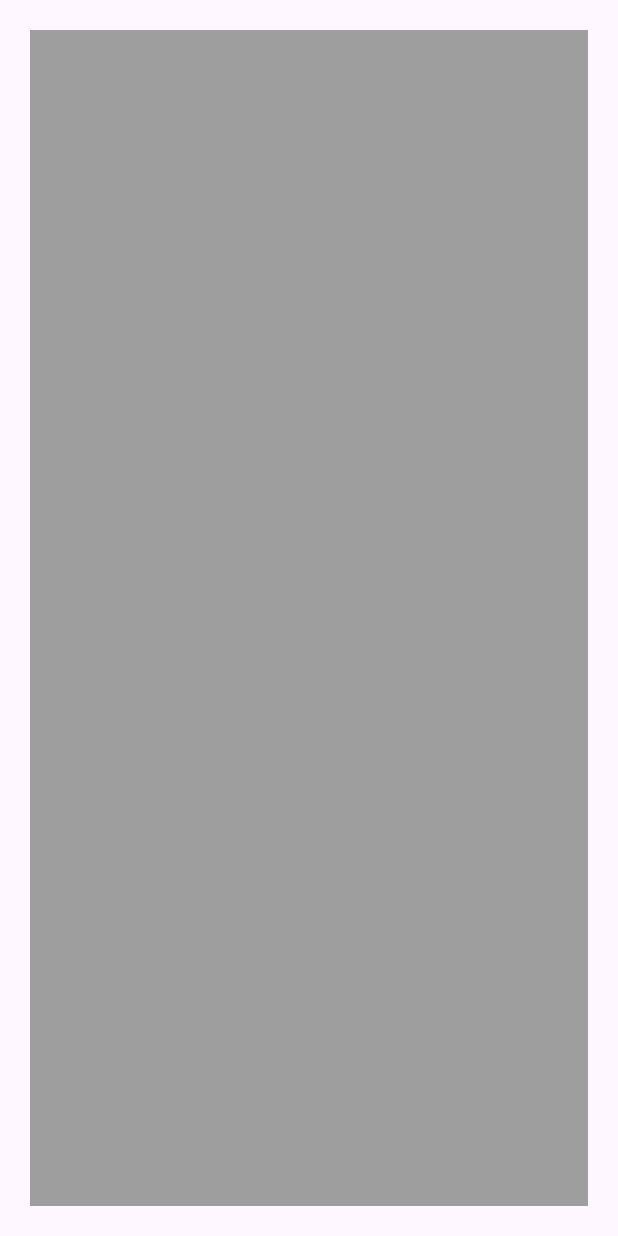
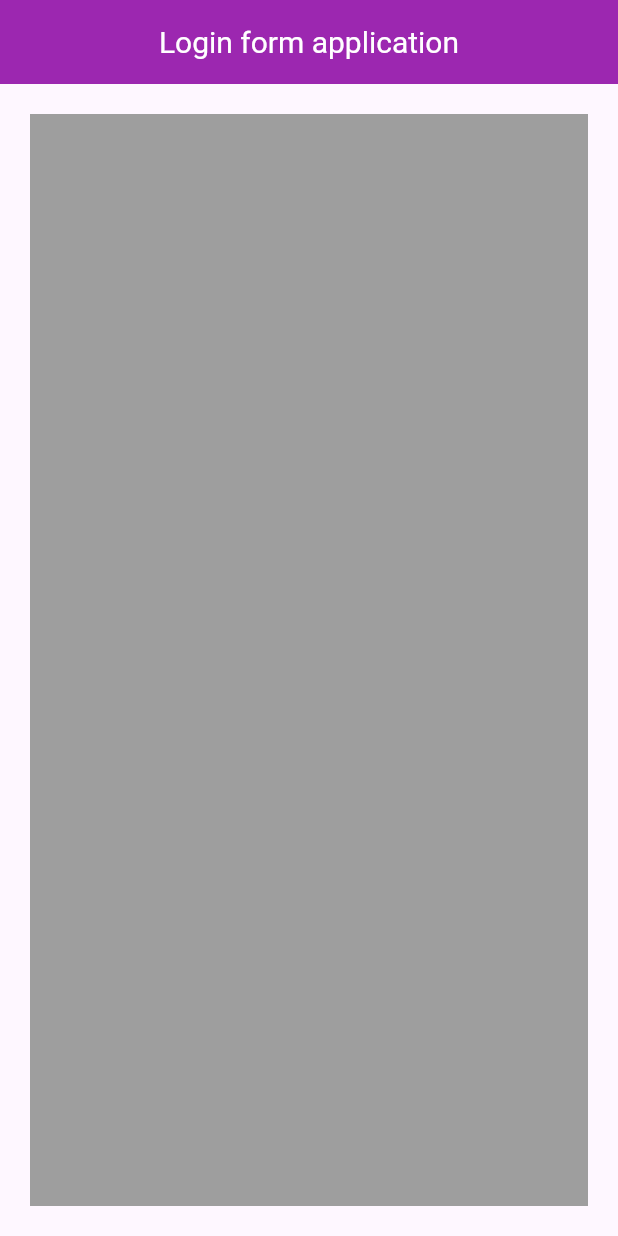
Before and after one commit to Majok-Bol/login_form, a Flutter app: the screen it shows after launch, on a phone screen of 412 x 824 dp. Run offline on Flutter 3.47's test engine with Material 3 defaults, Android fonts, the phone set to English and light mode, and no system bars.

Commit message:
added title

```diff
--- a/lib/main.dart
+++ b/lib/main.dart
@@ -8,6 +8,7 @@ class MyApp extends StatelessWidget{
     return MaterialApp(
       debugShowCheckedModeBanner: false,
       home: Scaffold(
+        appBar: AppBar(title: Text('Login form application',style: TextStyle(color: Colors.white,fontSize: 20),),centerTitle: true,backgroundColor: Colors.purple,),
         body:Container(
           padding: EdgeInsets.all(10),
           margin: EdgeInsets.symmetric(horizontal: 20,vertical: 20),
```
